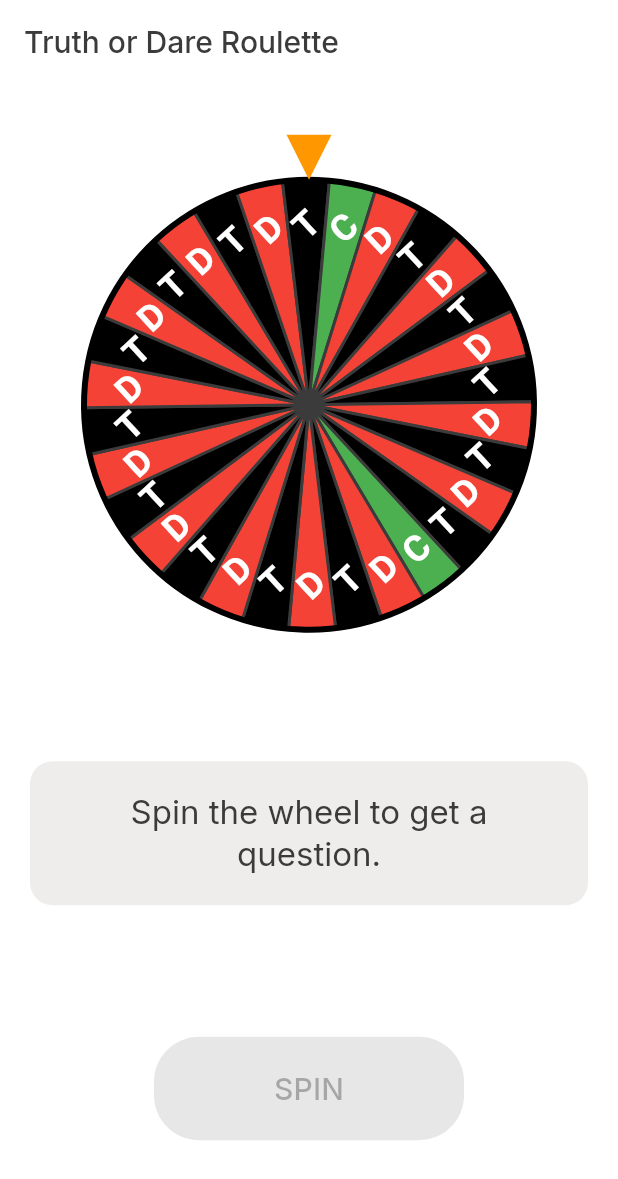
After one commit to orya-ai/v3, a Flutter app: the TruthOrDareRoulettePage screen opened by its route, after a tap on "SPIN", on a phone screen of 412 x 824 dp. The commit adds this screen. Shown: the top 1179 px of the screen. Run offline on Flutter 3.47's test engine with Material 3 defaults, Android fonts, the phone set to English and light mode, and no system bars; our stand-ins replace cloud_firestore, firebase_auth, firebase_core, flutter_riverpod, go_router, google_fonts and 3 more; accounts and stored records are empty.

Commit message:
added roulette files but lots of bugs

```diff
--- a/lib/app/router/router.dart
+++ b/lib/app/router/router.dart
@@ -6,6 +6,7 @@ import 'package:logging/logging.dart';
 
 import '../../features/activities/presentation/activities_page.dart';
 import '../../features/activities/presentation/conversation_cards_page.dart';
+import '../../features/activities/presentation/truth_or_dare_roulette_page.dart';
 import '../../features/auth/domain/auth_state_notifier.dart';
 import '../../features/auth/presentation/screens/login_screen.dart';
 import '../../features/auth/presentation/screens/signup_screen.dart';
@@ -94,6 +95,14 @@ final routerProvider = Provider<GoRouter>((ref) {
         pageBuilder: (context, state) => MaterialPage(
           key: state.pageKey,
           child: const ConversationCardsPage(),
+        ),
+      ),
+      GoRoute(
+        path: AppRoutes.truthOrDareRoulette,
+        parentNavigatorKey: rootNavigatorKey, // Ensures this route uses the root navigator
+        pageBuilder: (context, state) => MaterialPage(
+          key: state.pageKey,
+          child: const TruthOrDareRoulettePage(),
         ),
       ),
 
--- a/lib/app/router/routes.dart
+++ b/lib/app/router/routes.dart
@@ -13,6 +13,7 @@ class AppRoutes {
   static const String dashboard = '/dashboard';
   static const String activities = '/activities';
   static const String conversationCards = '/conversation-cards';
+  static const String truthOrDareRoulette = '/truth-or-dare-roulette';
   static const String profile = '/profile';
 
   // Profile routes
--- /dev/null
+++ b/lib/features/activities/application/truth_or_dare_service.dart
@@ -0,0 +1,73 @@
+import 'dart:math';
+import 'package:flutter_riverpod/flutter_riverpod.dart';
+
+// 1. State class
+class TruthOrDareState {
+  final String result;
+  final bool isSpinning;
+
+  TruthOrDareState({this.result = '', this.isSpinning = false});
+
+  TruthOrDareState copyWith({String? result, bool? isSpinning}) {
+    return TruthOrDareState(
+      result: result ?? this.result,
+      isSpinning: isSpinning ?? this.isSpinning,
+    );
+  }
+}
+
+// 2. StateNotifier
+class TruthOrDareNotifier extends StateNotifier<TruthOrDareState> {
+  TruthOrDareNotifier() : super(TruthOrDareState());
+
+  final _truths = [
+    'What is your biggest fear?',
+    'What is the most embarrassing thing you have ever done?',
+    'What is a secret you have never told anyone?',
+    'Who is your secret crush?',
+    'What is your most treasured memory?',
+  ];
+
+  final _dares = [
+    'Do 10 push-ups.',
+    'Sing a song out loud.',
+    'Talk in a funny accent for the next 3 rounds.',
+    'Let someone else post a status on your social media.',
+    'Do your best dance move.',
+  ];
+
+  void startSpin() {
+    state = state.copyWith(isSpinning: true, result: '');
+  }
+
+  void getQuestion(String gameMode) {
+    final random = Random();
+    String result;
+
+    if (gameMode == 'truth') {
+      result = 'Truth: ${_truths[random.nextInt(_truths.length)]}';
+    } else if (gameMode == 'dare') {
+      result = 'Dare: ${_dares[random.nextInt(_dares.length)]}';
+    } else { // choice
+      result = "Player's Choice: Truth or Dare?";
+    }
+
+    state = state.copyWith(isSpinning: false, result: result);
+  }
+
+  Future<void> spinWheel() async {
+    startSpin();
+
+    // Simulate spinning delay
+    await Future.delayed(const Duration(seconds: 2));
+
+    final random = Random();
+    final isTruth = random.nextBool();
+    getQuestion(isTruth ? 'truth' : 'dare');
+  }
+}
+
+// 3. Provider
+final truthOrDareProvider = StateNotifierProvider<TruthOrDareNotifier, TruthOrDareState>((ref) {
+  return TruthOrDareNotifier();
+});
--- a/lib/features/activities/presentation/activities_page.dart
+++ b/lib/features/activities/presentation/activities_page.dart
@@ -56,6 +56,42 @@ class ActivitiesPage extends StatelessWidget {
               ),
             ),
           ),
+          const SizedBox(height: 20),
+          GestureDetector(
+            onTap: () => context.push(AppRoutes.truthOrDareRoulette),
+            child: Card(
+              shape: RoundedRectangleBorder(borderRadius: BorderRadius.circular(20)),
+              color: AppTheme.primaryBackgroundColor,
+              elevation: 0,
+              child: Padding(
+                padding: const EdgeInsets.all(20.0),
+                child: Column(
+                  crossAxisAlignment: CrossAxisAlignment.start,
+                  children: [
+                    Text(
+                      "Truth or Dare Roulette",
+                      style: Theme.of(context).textTheme.titleLarge?.copyWith(
+                            color: AppTheme.primaryTextColor,
+                            fontWeight: FontWeight.bold,
+                          ),
+                    ),
+                    const SizedBox(height: 10),
+                    Text(
+                      "Spin the wheel. Break the ice. Feel the real.",
+                      style: Theme.of(context).textTheme.bodyLarge?.copyWith(
+                            color: AppTheme.primaryTextColor,
+                          ),
+                    ),
+                    const SizedBox(height: 20),
+                    const Align(
+                      alignment: Alignment.centerRight,
+                      child: Icon(Icons.arrow_forward, color: AppTheme.primaryTextColor),
+                    ),
+                  ],
+                ),
+              ),
+            ),
+          ),
         ],
       ),
     );
--- /dev/null
+++ b/lib/features/activities/presentation/truth_or_dare_roulette_page.dart
@@ -0,0 +1,176 @@
+import 'package:flutter/material.dart';
+import 'package:flutter_riverpod/flutter_riverpod.dart';
+import 'package:orya/core/theme/app_theme.dart';
+import 'dart:async';
+import 'dart:math';
+import 'package:vibration/vibration.dart';
+
+import '../application/truth_or_dare_service.dart';
+import 'widgets/custom_roulette_wheel.dart';
+
+class TruthOrDareRoulettePage extends ConsumerStatefulWidget {
+  const TruthOrDareRoulettePage({super.key});
+
+  @override
+  ConsumerState<TruthOrDareRoulettePage> createState() => _TruthOrDareRoulettePageState();
+}
+
+class _TruthOrDareRoulettePageState extends ConsumerState<TruthOrDareRoulettePage> {
+  final StreamController<int> _wheelController = StreamController<int>();
+  int _selectedIndex = 0;
+  String _result = ''; // The resulting question
+
+  // Simplified wheel slices: just Colors → for T, D, or C
+  final List<Color> _sliceColors = [
+    Colors.red,
+    Colors.black,
+    Colors.red,
+    Colors.black,
+    Colors.green,
+    Colors.red,
+    Colors.black,
+    Colors.red,
+    Colors.black,
+    Colors.red,
+    Colors.black,
+    Colors.red,
+    Colors.black,
+    Colors.red,
+    Colors.black,
+    Colors.green,
+    Colors.red,
+    Colors.black,
+    Colors.red,
+    Colors.black,
+    Colors.red,
+    Colors.black,
+    Colors.red,
+    Colors.black,
+    Colors.red,
+    Colors.black,
+    Colors.red,
+    Colors.black,
+    Colors.red,
+    Colors.black,
+  ];
+
+  late final List<WheelSlice> _wheelSlices;
+
+  @override
+  void initState() {
+    super.initState();
+
+    _wheelSlices = _sliceColors.map((color) {
+      String text;
+      if (color == Colors.red) {
+        text = 'D'; // Dare
+      } else if (color == Colors.black) {
+        text = 'T'; // Truth
+      } else {
+        text = 'C'; // Choice
+      }
+
+      return WheelSlice(
+        color: color,
+        text: text,
+        textColor: Colors.white,
+        borderColor: AppTheme.primaryTextColor,
+      );
+    }).toList();
+  }
+
+  @override
+  void dispose() {
+    _wheelController.close();
+    super.dispose();
+  }
+
+  @override
+  Widget build(BuildContext context) {
+    return Scaffold(
+      backgroundColor: AppTheme.scaffoldBackgroundColor,
+      appBar: AppBar(
+        title: const Text('Truth or Dare Roulette'),
+        backgroundColor: AppTheme.scaffoldBackgroundColor,
+        elevation: 0,
+        iconTheme: const IconThemeData(color: AppTheme.primaryTextColor),
+      ),
+      body: Padding(
+        padding: const EdgeInsets.all(20.0),
+        child: Column(
+          mainAxisAlignment: MainAxisAlignment.spaceAround,
+          crossAxisAlignment: CrossAxisAlignment.center,
+          children: [
+            // Fortune Wheel
+            SizedBox(
+              width: 300,
+              height: 300,
+              child: CustomRouletteWheel(
+                slices: _wheelSlices,
+                selectedStream: _wheelController.stream,
+                onSpinComplete: () {
+                  final selectedColor = _sliceColors[_selectedIndex];
+                  String gameMode;
+
+                  if (selectedColor == Colors.red) {
+                    gameMode = 'dare';
+                  } else if (selectedColor == Colors.green) {
+                    gameMode = 'choice';
+                  } else {
+                    gameMode = 'truth';
+                  }
+
+                  ref.read(truthOrDareProvider.notifier).getQuestion(gameMode);
+                },
+              ),
+            ),
+
+            // Result display area
+            Container(
+              padding: const EdgeInsets.all(20),
+              decoration: BoxDecoration(
+                color: AppTheme.primaryBackgroundColor,
+                borderRadius: BorderRadius.circular(15),
+              ),
+              child: Text(
+                _result.isEmpty
+                    ? 'Spin the wheel to get a question.'
+                    : _result,
+                textAlign: TextAlign.center,
+                style: Theme.of(context).textTheme.titleLarge?.copyWith(
+                      color: AppTheme.primaryTextColor,
+                    ),
+              ),
+            ),
+
+            // Spin Button
+            ElevatedButton(
+              onPressed: ref.watch(truthOrDareProvider).isSpinning
+                  ? null
+                  : () {
+                      Vibration.vibrate(duration: 50);
+                      final random = Random();
+                      _selectedIndex = random.nextInt(_wheelSlices.length);
+                      _wheelController.add(_selectedIndex);
+                      ref.read(truthOrDareProvider.notifier).startSpin();
+                    },
+              style: ElevatedButton.styleFrom(
+                backgroundColor: AppTheme.primaryButtonColor,
+                foregroundColor: Colors.white,
+                shape: RoundedRectangleBorder(
+                  borderRadius: BorderRadius.circular(30),
+                ),
+                padding:
+                    const EdgeInsets.symmetric(horizontal: 80, vertical: 20),
+              ),
+              child: const Text(
+                'SPIN',
+                style: TextStyle(fontSize: 20),
+              ),
+            ),
+          ],
+        ),
+      ),
+    );
+  }
+}
--- /dev/null
+++ b/lib/features/activities/presentation/widgets/custom_roulette_wheel.dart
@@ -0,0 +1,244 @@
+import 'package:flutter/material.dart';
+import 'dart:math' as math;
+
+class CustomRouletteWheel extends StatefulWidget {
+  final List<WheelSlice> slices;
+  final double size;
+  final VoidCallback? onSpinComplete;
+  final Stream<int>? selectedStream;
+
+  const CustomRouletteWheel({
+    super.key,
+    required this.slices,
+    this.size = 300,
+    this.onSpinComplete,
+    this.selectedStream,
+  });
+
+  @override
+  State<CustomRouletteWheel> createState() => _CustomRouletteWheelState();
+}
+
+class _CustomRouletteWheelState extends State<CustomRouletteWheel>
+    with TickerProviderStateMixin {
+  late AnimationController _animationController;
+  late Animation<double> _rotationAnimation;
+  double _currentRotation = 0;
+  int _selectedIndex = 0;
+
+  @override
+  void initState() {
+    super.initState();
+    _animationController = AnimationController(
+      duration: const Duration(seconds: 3),
+      vsync: this,
+    );
+
+    _rotationAnimation = Tween<double>(
+      begin: 0,
+      end: 1,
+    ).animate(CurvedAnimation(
+      parent: _animationController,
+      curve: Curves.easeOut,
+    ));
+
+    _animationController.addStatusListener((status) {
+      if (status == AnimationStatus.completed) {
+        widget.onSpinComplete?.call();
+      }
+    });
+
+    widget.selectedStream?.listen((selectedIndex) {
+      _selectedIndex = selectedIndex;
+      _spinToIndex(selectedIndex);
+    });
+  }
+
+  void _spinToIndex(int index) {
+    final double sliceAngle = 2 * math.pi / widget.slices.length;
+    final double targetAngle = index * sliceAngle;
+
+    // Add multiple rotations for effect (3-5 full rotations)
+    final double fullRotations = 3 + math.Random().nextDouble() * 2;
+    final double totalRotation = fullRotations * 2 * math.pi + targetAngle;
+
+    _rotationAnimation = Tween<double>(
+      begin: _currentRotation,
+      end: _currentRotation + totalRotation,
+    ).animate(CurvedAnimation(
+      parent: _animationController,
+      curve: Curves.easeOut,
+    ));
+
+    _currentRotation += totalRotation;
+    _animationController.reset();
+    _animationController.forward();
+  }
+
+  @override
+  void dispose() {
+    _animationController.dispose();
+    super.dispose();
+  }
+
+  @override
+  Widget build(BuildContext context) {
+    return SizedBox(
+      width: widget.size,
+      height: widget.size,
+      child: Stack(
+        alignment: Alignment.center,
+        children: [
+          // Wheel
+          AnimatedBuilder(
+            animation: _rotationAnimation,
+            builder: (context, child) {
+              return Transform.rotate(
+                angle: _rotationAnimation.value,
+                child: CustomPaint(
+                  size: Size(widget.size, widget.size),
+                  painter: WheelPainter(slices: widget.slices),
+                ),
+              );
+            },
+          ),
+          // Pointer/Indicator
+          Positioned(
+            top: 0,
+            child: Container(
+              width: 0,
+              height: 0,
+              decoration: const BoxDecoration(
+                border: Border(
+                  left: BorderSide(width: 15, color: Colors.transparent),
+                  right: BorderSide(width: 15, color: Colors.transparent),
+                  bottom: BorderSide(width: 30, color: Colors.orange),
+                ),
+              ),
+            ),
+          ),
+        ],
+      ),
+    );
+  }
+}
+
+class WheelSlice {
+  final Color color;
+  final String text;
+  final Color textColor;
+  final Color borderColor;
+
+  const WheelSlice({
+    required this.color,
+    required this.text,
+    this.textColor = Colors.white,
+    this.borderColor = Colors.black,
+  });
+}
+
+class WheelPainter extends CustomPainter {
+  final List<WheelSlice> slices;
+
+  WheelPainter({required this.slices});
+
+  @override
+  void paint(Canvas canvas, Size size) {
+    final center = Offset(size.width / 2, size.height / 2);
+    final radius = size.width / 2;
+    final sliceAngle = 2 * math.pi / slices.length;
+
+    // Draw wheel slices
+    for (int i = 0; i < slices.length; i++) {
+      final startAngle = i * sliceAngle - math.pi / 2; // Start from top
+      final slice = slices[i];
+
+      // Draw slice
+      final paint = Paint()
+        ..color = slice.color
+        ..style = PaintingStyle.fill;
+
+      canvas.drawArc(
+        Rect.fromCircle(center: center, radius: radius),
+        startAngle,
+        sliceAngle,
+        true,
+        paint,
+      );
+
+      // Draw border
+      final borderPaint = Paint()
+        ..color = slice.borderColor
+        ..style = PaintingStyle.stroke
+        ..strokeWidth = 2;
+
+      canvas.drawArc(
+        Rect.fromCircle(center: center, radius: radius),
+        startAngle,
+        sliceAngle,
+        true,
+        borderPaint,
+      );
+
+      // Draw text on outer rim
+      _drawTextOnRim(
+        canvas,
+        slice.text,
+        center,
+        radius,
+        startAngle + sliceAngle / 2,
+        slice.textColor,
+      );
+    }
+
+    // Draw outer border
+    final outerBorderPaint = Paint()
+      ..color = Colors.black
+      ..style = PaintingStyle.stroke
+      ..strokeWidth = 4;
+
+    canvas.drawCircle(center, radius, outerBorderPaint);
+  }
+
+  void _drawTextOnRim(
+    Canvas canvas,
+    String text,
+    Offset center,
+    double radius,
+    double angle,
+    Color textColor,
+  ) {
+    // Position text closer to the rim
+    final textRadius = radius * 0.8; // 80% of radius for better rim placement
+    final textX = center.dx + textRadius * math.cos(angle);
+    final textY = center.dy + textRadius * math.sin(angle);
+
+    final textSpan = TextSpan(
+      text: text,
+      style: TextStyle(
+        color: textColor,
+        fontSize: 24,
+        fontWeight: FontWeight.bold,
+      ),
+    );
+
+    final textPainter = TextPainter(
+      text: textSpan,
+      textDirection: TextDirection.ltr,
+      textAlign: TextAlign.center,
+    );
+
+    textPainter.layout();
+
+    // Center the text at the calculated position
+    final offset = Offset(
+      textX - textPainter.width / 2,
+      textY - textPainter.height / 2,
+    );
+
+    textPainter.paint(canvas, offset);
+  }
+
+  @override
+  bool shouldRepaint(covariant CustomPainter oldDelegate) => true;
+}
```
